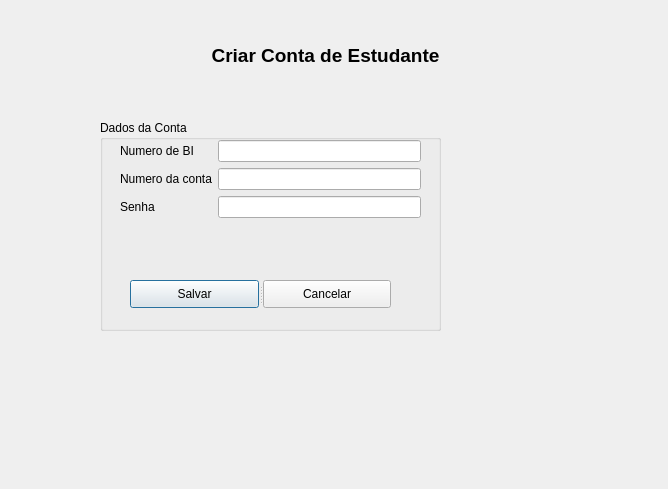
Qt form ProjectoCpp/frmconta.ui (ltsaiete/conta-estudante) before a commit.
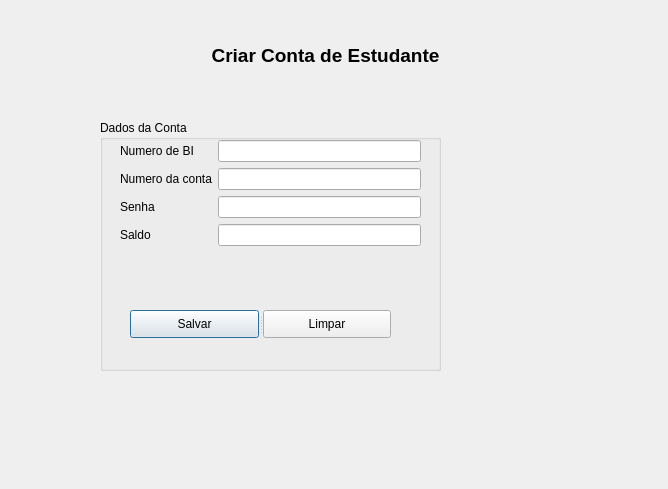
The same form after that commit.

```diff
--- a/ProjectoCpp/frmconta.ui
+++ b/ProjectoCpp/frmconta.ui
@@ -44,7 +44,7 @@
      <x>100</x>
      <y>120</y>
      <width>341</width>
-     <height>211</height>
+     <height>251</height>
     </rect>
    </property>
    <property name="title">
@@ -56,7 +56,7 @@
       <x>20</x>
       <y>20</y>
       <width>301</width>
-      <height>101</height>
+      <height>131</height>
      </rect>
     </property>
     <layout class="QFormLayout" name="formLayout">
@@ -88,7 +88,28 @@
       </widget>
      </item>
      <item row="2" column="1">
-      <widget class="QLineEdit" name="lineEdit_3"/>
+      <widget class="QLineEdit" name="txtSenha"/>
+     </item>
+     <item row="3" column="0">
+      <widget class="QLabel" name="label_5">
+       <property name="font">
+        <font>
+         <pointsize>9</pointsize>
+        </font>
+       </property>
+       <property name="text">
+        <string>Saldo</string>
+       </property>
+      </widget>
+     </item>
+     <item row="3" column="1">
+      <widget class="QLineEdit" name="txtSaldo">
+       <property name="font">
+        <font>
+         <pointsize>9</pointsize>
+        </font>
+       </property>
+      </widget>
      </item>
     </layout>
    </widget>
@@ -96,7 +117,7 @@
     <property name="geometry">
      <rect>
       <x>30</x>
-      <y>160</y>
+      <y>190</y>
       <width>261</width>
       <height>28</height>
      </rect>
@@ -111,7 +132,7 @@
     </widget>
     <widget class="QPushButton" name="pushButton_2">
      <property name="text">
-      <string>Cancelar</string>
+      <string>Limpar</string>
      </property>
     </widget>
    </widget>
```
Left out of the diff: 8 changed lines with no effect on the pictures.
